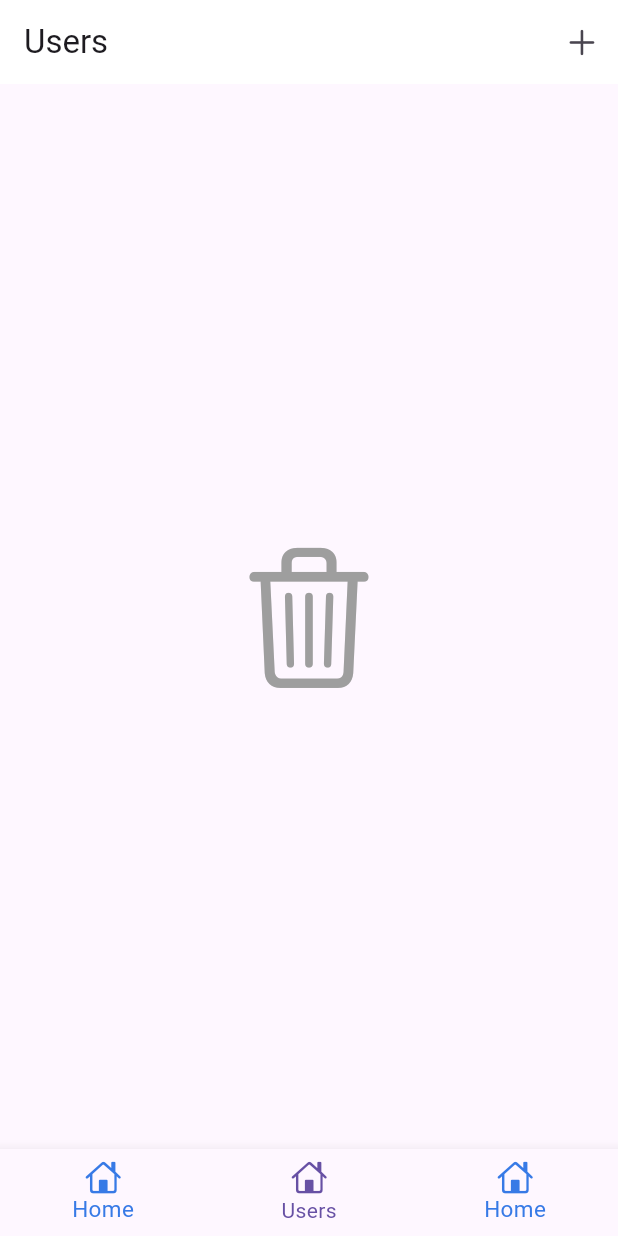
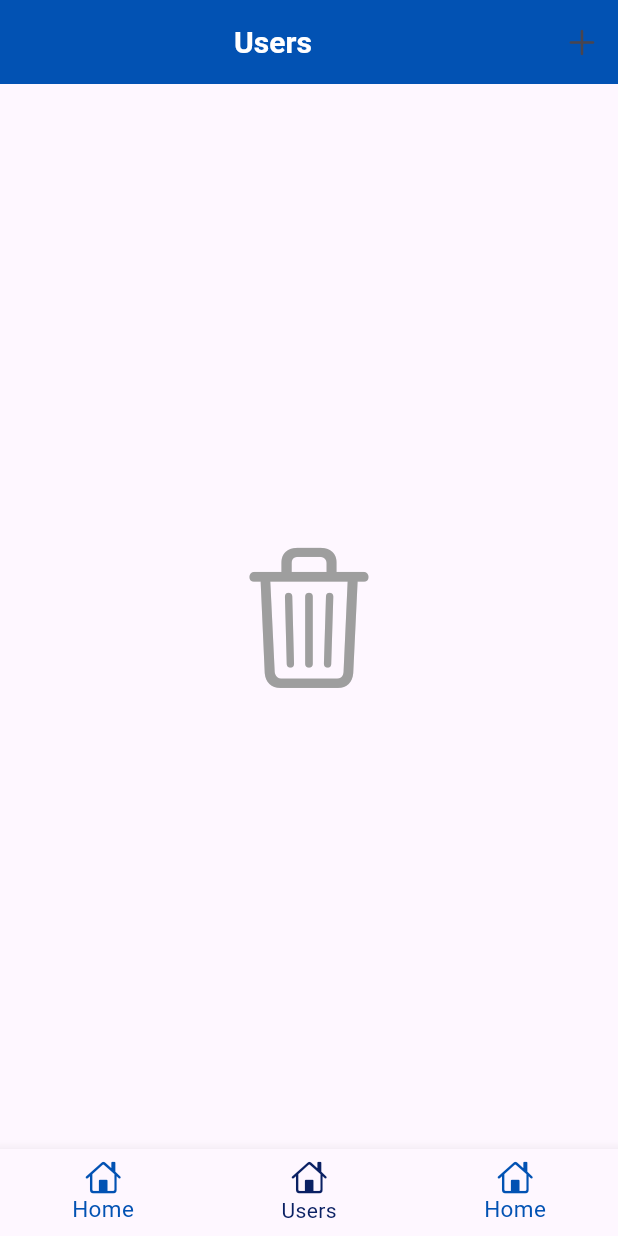
Before and after one commit to RanaMohamed24/Flutter-Project, a Flutter app: the DashboardPage screen opened directly, swiped to page 2, on a phone screen of 412 x 824 dp. Run offline on Flutter 3.47's test engine with Material 3 defaults, Android fonts, the light colour scheme and no system bars; our stand-ins replace bloc, cloud_firestore, device_preview, flutter_bloc, shared_preferences, sqflite; accounts and stored records are empty.

Commit message:
db-incomplete-2

```diff
--- a/lib/features/dashboard/modules/users/view/user_page.dart
+++ b/lib/features/dashboard/modules/users/view/user_page.dart
@@ -24,7 +24,11 @@ class UserPage extends StatelessWidget {
                         size: 100,
                         color: Colors.grey,
                       ))
-                    : ListView.builder(
+                    : ListView.separated(
+                        separatorBuilder: (_, int index) => const Divider(
+                              height: 2,
+                              thickness: 4,
+                            ),
                         itemCount: controller.users.length,
                         itemBuilder: (_, int index) {
                           return UserItemWidget(
--- a/lib/features/dashboard/view/page/dashboard_page.dart
+++ b/lib/features/dashboard/view/page/dashboard_page.dart
@@ -21,8 +21,17 @@ class DashboardPage extends StatelessWidget {
           DashboardCubit controller = context.read<DashboardCubit>();
           return Scaffold(
             appBar: AppBar(
-              backgroundColor: Colors.white,
-              title: Text(titles[controller.selectedTapIndex]),
+              backgroundColor: PrimaryColor,
+              title: Center(
+                child: Text(
+                  titles[controller.selectedTapIndex],
+                  style: const TextStyle(
+                    color: Colors.white,
+                    fontSize: 20,
+                    fontWeight: FontWeight.bold,
+                  ),
+                ),
+              ),
               actions: [
                 IconButton(
                     onPressed: () {
@@ -43,10 +52,11 @@ class DashboardPage extends StatelessWidget {
             bottomNavigationBar: BottomNavigationBar(
               currentIndex: controller.selectedTapIndex,
               onTap: controller.onChangeTapIndex,
-              unselectedItemColor: SecondaryColor,
+              unselectedItemColor: PrimaryColor,
               showUnselectedLabels: true,
               unselectedLabelStyle:
                   const TextStyle(fontSize: 15, color: PrimaryColor),
+              selectedItemColor: FocusedColor,
               items: const [
                 BottomNavigationBarItem(
                     icon: Icon(CupertinoIcons.home), label: "Home"),
--- a/lib/main.dart
+++ b/lib/main.dart
@@ -3,7 +3,6 @@
 import 'package:device_preview/device_preview.dart';
 import "package:flutter/material.dart";
 import 'package:flutter_project/core/utilities/my_routes.dart';
-import 'package:flutter_project/features/auth/login/view/page/login_page.dart';
 import 'package:flutter_project/features/auth/onboarding/view/page/onboarding.dart';
 import 'package:flutter_project/features/dashboard/view/page/dashboard_page.dart';
 import 'package:shared_preferences/shared_preferences.dart';
@@ -24,6 +23,7 @@ void main() async {
       ),
     ],
   );
+
   runApp(
     DevicePreview(
       enabled: false,
```
Also changed, not shown: lib/features/auth/registration/view/components/registration_required_fields_widget.dart (+15 -7 lines), lib/features/dashboard/modules/users/view/component/user_widget.dart (+10 -5 lines).
